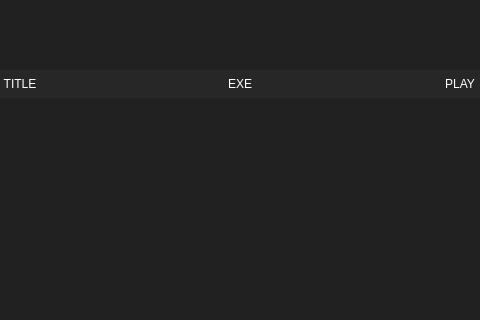
Old version of the form mainwindow.ui in the repository illud/crono; both pictures show x 330 to 810 and y 0 to 320 of the 1104 by 660 pixel window.
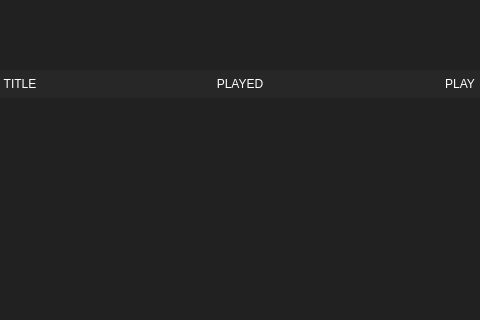
New version of the form.

Commit message: qtimer, check running process and update game timePlayed

What changed in the file:
```diff
--- a/mainwindow.ui
+++ b/mainwindow.ui
@@ -207,7 +207,7 @@
     </column>
     <column>
      <property name="text">
-      <string>EXE</string>
+      <string>PLAYED</string>
      </property>
     </column>
     <column>
```
The commit also changes 4 other files.
